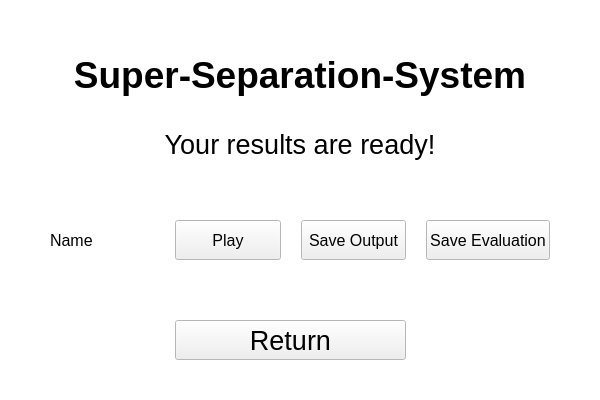
This is sss_init_5_save.ui in pkrucz00/super-separation-system as Qt 5 draws it before an edit. The edited form follows.
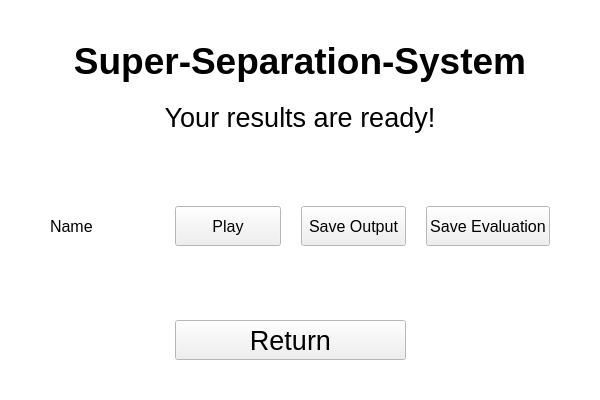
This is the edited form.

Commit message: mini upgrade

```diff
--- a/sss_init_5_save.ui
+++ b/sss_init_5_save.ui
@@ -102,7 +102,7 @@
       <property name="sizeHint" stdset="0">
        <size>
         <width>20</width>
-        <height>40</height>
+        <height>100000</height>
        </size>
       </property>
      </spacer>
@@ -150,7 +150,7 @@
       <property name="sizeHint" stdset="0">
        <size>
         <width>20</width>
-        <height>40</height>
+        <height>100000</height>
        </size>
       </property>
      </spacer>
```
The commit also changes 2 other files.
